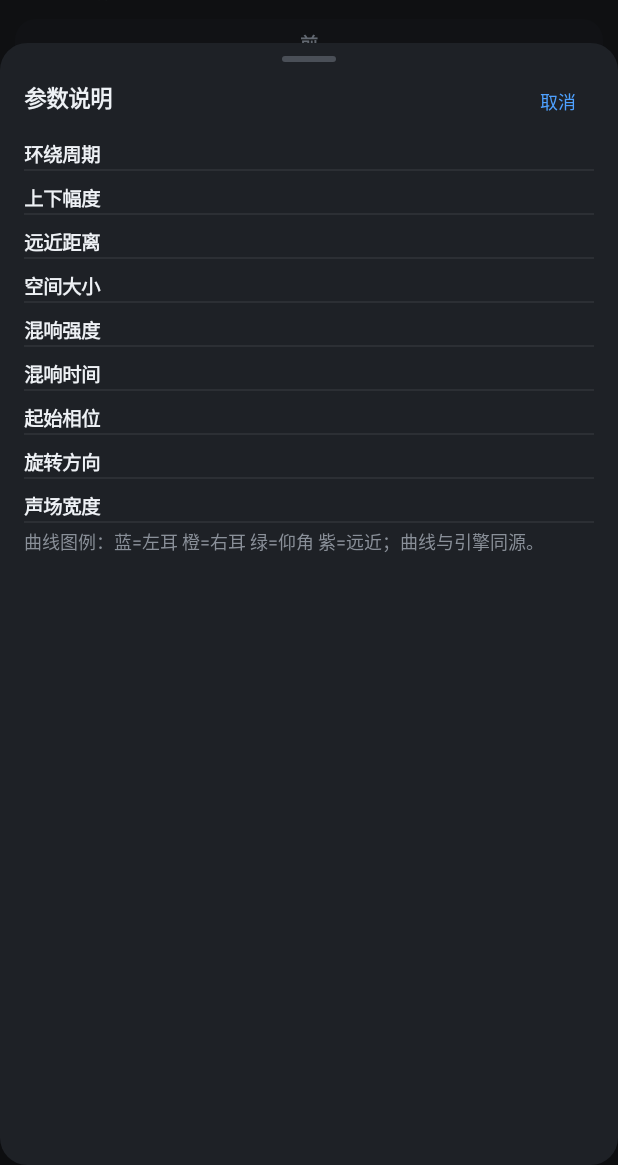
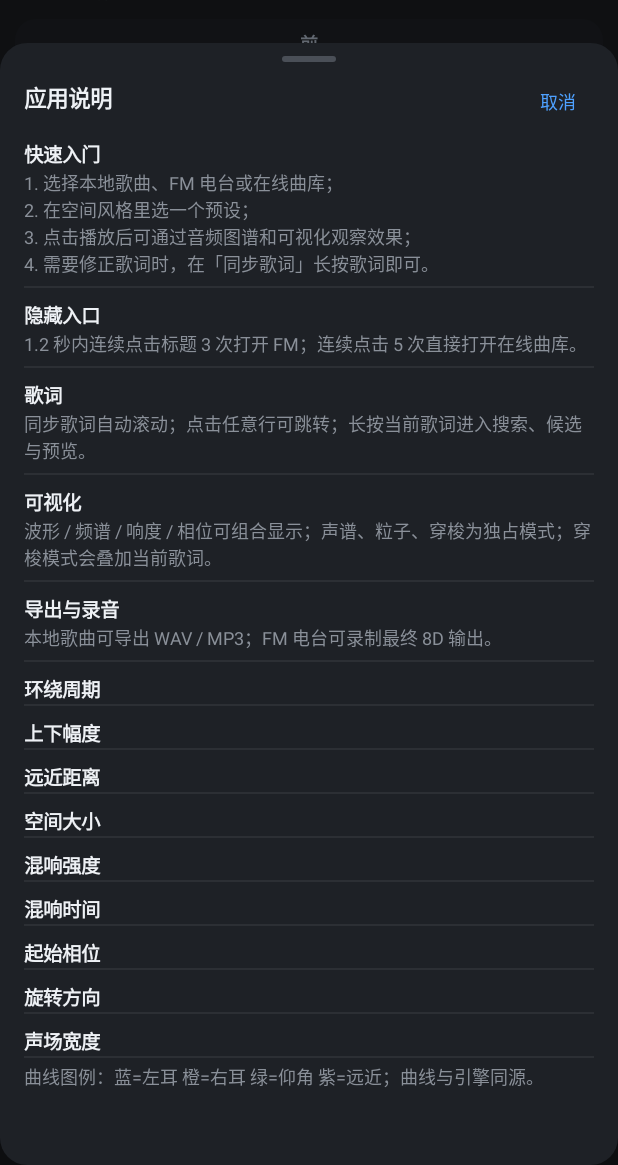
Before and after one commit to oh-jy/8dmusic-core, an Android app: the screen it shows after launch (MainActivity), after a tap on an icon or button, on a phone screen of 412 x 824 dp, the part 71-1236 px from its top. Run offline under Robolectric (Android 15) with nearby library versions, the phone set to English and light mode, and no system bars; pictures from the network do not load; 1 statement that could not run was skipped; 1 other tap on this screen came first.

Commit message:
✨ feat: 完善应用指引与可视化交互体验
- 音源入口支持三击直达 FM、五击直达在线曲库，并按可播放来源排序

- 应用说明补充操作指引，歌词区分当前行与已播行，播放控制改用透明圆形应用图标

- 缩小彩虹球并增加橙黄展示，粒子与穿梭延迟对齐音频，优化彗星拖尾和渐变反馈

- 发布版本更新至 1.3.2

```diff
--- a/app/build.gradle.kts
+++ b/app/build.gradle.kts
@@ -15,7 +15,7 @@ android {
             commandLine("powershell", "-NoProfile", "-Command", "Get-Date -Format yyMMddHHmm")
         // 保留发布时间十位格式；Android Int 上限内按位保留低 31 位，仍随时间递增。
         }.standardOutput.asText.get().trim().toLong().and(Int.MAX_VALUE.toLong()).toInt()
-        versionName = "1.3.1"
+        versionName = "1.3.2"
         ndk { abiFilters += listOf("arm64-v8a") }
     }
 
--- a/app/src/main/kotlin/jiangyi/spatial8d/MainActivity.kt
+++ b/app/src/main/kotlin/jiangyi/spatial8d/MainActivity.kt
@@ -480,8 +480,8 @@ private var popupVisualizer: jiangyi.spatial8d.ui.VisualizerView? = null
         popupVisualizer?.dark = dark
         if (::lyricsView.isInitialized) lyricsView.dark = dark
         if (::playerBar.isInitialized) ThemeUi.bg(playerBar, if (dark) 0xff17191d.toInt() else 0xfff7f8fa.toInt(), 0f)
-        // 应用图标保持原色，不叠加主题色背景。
-        if (::disc.isInitialized) disc.imageTintList = android.content.res.ColorStateList.valueOf(palette.accent)
+        // 透明圆形应用图标自带颜色，深浅模式下都不叠 tint。
+        if (::disc.isInitialized) disc.imageTintList = null
         tint(root, palette.text)
         if (::playerBar.isInitialized) ThemeUi.applyTheme(playerBar, palette)
         // PNG 图标不经过 Button 主题回刷；播放键白色，普通控制键随主题切换。
@@ -1305,16 +1305,24 @@ private var popupVisualizer: jiangyi.spatial8d.ui.VisualizerView? = null
         return bar
     }
 
-    /** 音源是页面级隐藏入口：1.2 秒内三击标题解锁，不写入持久化。 */
+    /** 音源是页面级隐藏入口：1.2 秒内三击解锁 FM，五击解锁在线曲库；不写入持久化。 */
     private fun unlockSource() {
-        if (sourceUnlocked) return
         val now = SystemClock.elapsedRealtime()
         sourceTapCount = if (now - sourceTapAt <= 1200) sourceTapCount + 1 else 1
         sourceTapAt = now
         if (sourceTapCount >= 3) {
-            sourceUnlocked = true
-            sourceTapCount = 0
-            sourceButton.visibility = View.VISIBLE
+            if (!sourceUnlocked) {
+                sourceUnlocked = true
+                sourceButton.visibility = View.VISIBLE
+            }
+            if (sourceTapCount >= 5) {
+                sourceTab = 1
+                sourceTapCount = 0
+                showSourceSheet()
+            } else if (sourceTapCount == 3) {
+                sourceTab = 0
+                showSourceSheet()
+            }
         }
     }
 
@@ -1965,9 +1973,9 @@ private var popupVisualizer: jiangyi.spatial8d.ui.VisualizerView? = null
         playerBar = bar
         val meta = ThemeUi.row(this)
         disc = ImageView(this).apply {
-            // 透明 PNG 音符 + 主题色 tint，无背景，仅纯色旋转图标。
-            setImageResource(jiangyi.spatial8d.R.drawable.ic_note)
-            imageTintList = android.content.res.ColorStateList.valueOf(palette.accent)
+            // 透明圆形应用图标：深浅模式下不再依赖 tint 或背景。
+            setImageResource(jiangyi.spatial8d.R.drawable.ic_app_round_xxxhdpi)
+            imageTintList = null
             scaleType = ImageView.ScaleType.CENTER_INSIDE
             setPadding(0, 0, 0, 0)
             background = null
@@ -2282,7 +2290,22 @@ private var popupVisualizer: jiangyi.spatial8d.ui.VisualizerView? = null
 
     private fun showInfoSheet() {
         if (infoDialog?.isShowing == true) return
-        infoDialog = ThemeUi.showSheet(this, palette, "参数说明", fullHeight = true) {
+        infoDialog = ThemeUi.showSheet(this, palette, "应用说明", fullHeight = true) {
+            listOf(
+                "快速入门" to "1. 选择本地歌曲、FM 电台或在线曲库；\n2. 在空间风格里选一个预设；\n3. 点击播放后可通过音频图谱和可视化观察效果；\n4. 需要修正歌词时，在「同步歌词」长按歌词即可。",
+                "隐藏入口" to "1.2 秒内连续点击标题 3 次打开 FM；连续点击 5 次直接打开在线曲库。",
+                "歌词" to "同步歌词自动滚动；点击任意行可跳转；长按当前歌词进入搜索、候选与预览。",
+                "可视化" to "波形 / 频谱 / 响度 / 相位可组合显示；声谱、粒子、穿梭为独占模式；穿梭模式会叠加当前歌词。",
+                "导出与录音" to "本地歌曲可导出 WAV / MP3；FM 电台可录制最终 8D 输出。"
+            ).forEach { (label, desc) ->
+                addView(ThemeUi.text(this@MainActivity, label, 13f, palette, bold = true).apply {
+                    setPadding(0, ThemeUi.dp(this@MainActivity, 8f), 0, 0)
+                })
+                addView(ThemeUi.text(this@MainActivity, desc, 12f, palette, role = ThemeUi.ROLE_SUB).apply {
+                    setPadding(0, 0, 0, ThemeUi.dp(this@MainActivity, 6f))
+                })
+                addView(ThemeUi.divider(this@MainActivity, palette))
+            }
             PARAM_INFO.forEachIndexed { index, info ->
                 lateinit var desc: TextView
                 addView(ThemeUi.text(this@MainActivity, info.label, 13f, palette, bold = true).apply {
@@ -2485,11 +2508,11 @@ private var popupVisualizer: jiangyi.spatial8d.ui.VisualizerView? = null
         }
 
     private fun addStationBrowser(parent: LinearLayout, filters: LinearLayout) {
-        val stations = RadioCatalog.filter(sourceTab == 1, sourceRegion, sourceCity, sourceType)
+        val stations = RadioCatalog.filter(false, sourceRegion, sourceCity, sourceType)
         val body = LinearLayout(this).apply { orientation = LinearLayout.VERTICAL }
         val search = ThemeUi.input(this, palette, "搜索电台 / 省市 / 类型").apply {
             setOnEditorActionListener { _, _, _ ->
-                renderStations(body, RadioCatalog.filter(sourceTab == 1, sourceRegion, sourceCity, sourceType, text.toString()))
+                renderStations(body, RadioCatalog.filter(false, sourceRegion, sourceCity, sourceType, text.toString()))
                 true
             }
         }
@@ -2502,7 +2525,7 @@ private var popupVisualizer: jiangyi.spatial8d.ui.VisualizerView? = null
                 val q = s?.toString().orEmpty()
                 main.postDelayed({
                     if (seq == sourceSearchSeq && sourceDialog?.isShowing == true) {
-                        renderStations(body, RadioCatalog.filter(sourceTab == 1, sourceRegion, sourceCity, sourceType, q))
+                        renderStations(body, RadioCatalog.filter(false, sourceRegion, sourceCity, sourceType, q))
                     }
                 }, 160)
             }
--- a/app/src/main/kotlin/jiangyi/spatial8d/audio/OnlineMusic.kt
+++ b/app/src/main/kotlin/jiangyi/spatial8d/audio/OnlineMusic.kt
@@ -71,7 +71,10 @@ class OnlineMusic(private val activity: Activity) {
                 catch (e: Exception) { failures += providerLabel(providers[index]); emptyList() }
             }
             if (results.all { it.isEmpty() } && failures.size == providers.size) error("在线曲库暂不可用，请稍后重试")
-            (0 until results.maxOf { it.size }).flatMap { index -> results.mapNotNull { it.getOrNull(index) } }
+            // 用户希望可播放优先级：网易云、QQ、酷狗、酷我、Jamendo。
+            val providerOrder = listOf("网易云音乐", "QQ音乐", "酷狗音乐", "酷我音乐", "Jamendo")
+            val providerBuckets = results.flatten().groupBy { it.provider }
+            providerOrder.flatMap { provider -> providerBuckets[provider].orEmpty() }
         } finally { pool.shutdownNow() }
     }
 
--- a/app/src/main/kotlin/jiangyi/spatial8d/ui/SpatialViews.kt
+++ b/app/src/main/kotlin/jiangyi/spatial8d/ui/SpatialViews.kt
@@ -140,7 +140,8 @@ class SpatialVisualization(context: Context) : AnimatedCanvasView(context) {
         canvas.drawText("左", 7f, cy + 4f, paint)
         canvas.drawText("右", w - 7f, cy + 4f, paint)
         val f = frameAt(t, p.period, p.phase, p.direction, p.elev, p.depth / 100.0)
-        val sourceR = r / (1.0 + p.depth.coerceIn(0.0, 100.0) / 100.0).toFloat()
+        // 用户反馈球体偏大：整体半径缩小约三分之一。
+        val sourceR = r / (1.0 + p.depth.coerceIn(0.0, 100.0) / 100.0).toFloat() * 0.67f
         val light = project(f, sourceR, cx, cy)
         paint.color = if (dark) 0x4d4ea1ff.toInt() else 0x3d2e7fe6.toInt()
         canvas.drawCircle(cx + f.x.toFloat() * sourceR, cy - f.y.toFloat() * SIN_T * sourceR, 3.2f, paint)
@@ -219,14 +220,14 @@ class SpatialVisualization(context: Context) : AnimatedCanvasView(context) {
             val dy = pt[1] - cy
             val len = max(1f, sqrt(dx * dx + dy * dy))
             val wobble = sin(u * 9.0 + now * 1.7).toFloat() * 2.2f * u.toFloat()
-            paint.color = hue(f.azimuth * 180.0 / Math.PI)
+            paint.color = planetHue(f.azimuth * 180.0 / Math.PI)
             paint.alpha = (173f * taper).toInt()
             c.drawCircle(pt[0] - dy / len * wobble, pt[1] + dx / len * wobble, max(0.9f, 12f * pt[2] * (0.18f + 0.82f * taper)), paint)
         }
         paint.alpha = 255
         val f = frameAt(t, p.period, p.phase, p.direction, p.elev, p.depth / 100.0)
         val pt = project(f, r, cx, cy)
-        val pr = 12f * pt[2] * if (playing) 1f + 0.05f * sin(now * 4.2).toFloat() else 1f
+        val pr = 8f * pt[2] * if (playing) 1f + 0.05f * sin(now * 4.2).toFloat() else 1f
         if (playing) {
             paint.style = Paint.Style.STROKE
             paint.strokeWidth = 1.4f
@@ -243,14 +244,25 @@ class SpatialVisualization(context: Context) : AnimatedCanvasView(context) {
         for (s in 0 until 42) {
             val rw = max(1f, pr / 42)
             paint.strokeWidth = rw + 0.18f
-            paint.color = hue(s * (360.0 / 42.0) - now * 96.0)
+            paint.color = planetHue(s * (360.0 / 42.0) - now * 96.0)
             val rr = pr - (s + 0.5f) * rw
             if (rr > 0) c.drawCircle(pt[0], pt[1], rr, paint)
         }
         paint.alpha = 255
     }
 
-    private fun hue(value: Double): Int = Color.HSVToColor(floatArrayOf(((value % 360 + 360) % 360).toFloat(), 1f, 1f))
+    /** 球本体的橙黄占约四成时间，红蓝各约一成；耳环仍保持标准彩虹色。 */
+    private fun planetHue(value: Double): Int {
+        val phase = (value % 360 + 360) % 360
+        val mapped = if (phase < 36.0) phase * (60.0 / 36.0)
+        else if (phase < 180.0) 60.0 + (phase - 36.0) * (20.0 / 144.0)
+        else if (phase < 252.0) 80.0 + (phase - 180.0) * (120.0 / 72.0)
+        else if (phase < 288.0) 200.0 + (phase - 252.0)
+        else 300.0 + (phase - 288.0) * (60.0 / 72.0)
+        return Color.HSVToColor(floatArrayOf(mapped.toFloat(), 1f, 1f))
+    }
+    private fun hue(value: Double): Int =
+        Color.HSVToColor(floatArrayOf(((value % 360 + 360) % 360).toFloat(), 1f, 1f))
 }
 
 class CurveView(context: Context) : AnimatedCanvasView(context) {
```
Also changed, not shown: app/src/main/kotlin/jiangyi/spatial8d/ui/LyricsView.kt (+7 -2 lines), app/src/main/kotlin/jiangyi/spatial8d/ui/VisualizerView.kt (+70 -10 lines), app/src/main/res/drawable/ic_app_round_hdpi.png (added), app/src/main/res/drawable/ic_app_round_xhdpi.png (added), app/src/main/res/drawable/ic_app_round_xxhdpi.png (added), app/src/main/res/drawable/ic_app_round_xxxhdpi.png (added).
